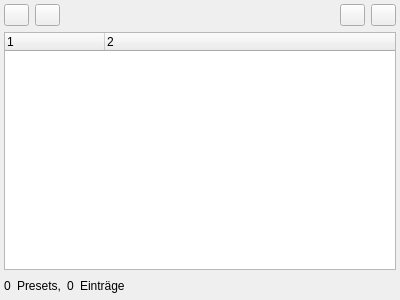
Old version of the form resources/design_files/presets_tab.ui in the repository geoObserver/geobasis_loader.
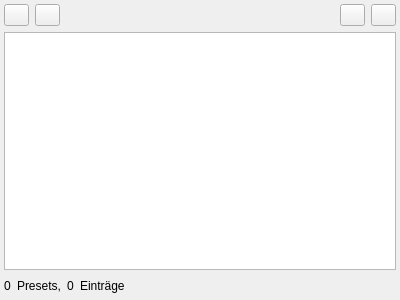
New version of the form.

Commit message:
fix(ui): changed context menu policy to custom
Changed the context menu policy of the tweo mentioned tree widgets to custom
to allow the creation of custom context menus.

Diff of the .ui file:
```diff
--- a/resources/design_files/presets_tab.ui
+++ b/resources/design_files/presets_tab.ui
@@ -186,6 +186,9 @@
      <property name="wordWrap">
       <bool>true</bool>
      </property>
+     <property name="headerHidden">
+      <bool>true</bool>
+     </property>
      <property name="columnCount">
       <number>2</number>
      </property>
```
Left out of the diff: 3 changed lines with no effect on the pictures. The commit also changes 1 other file.
